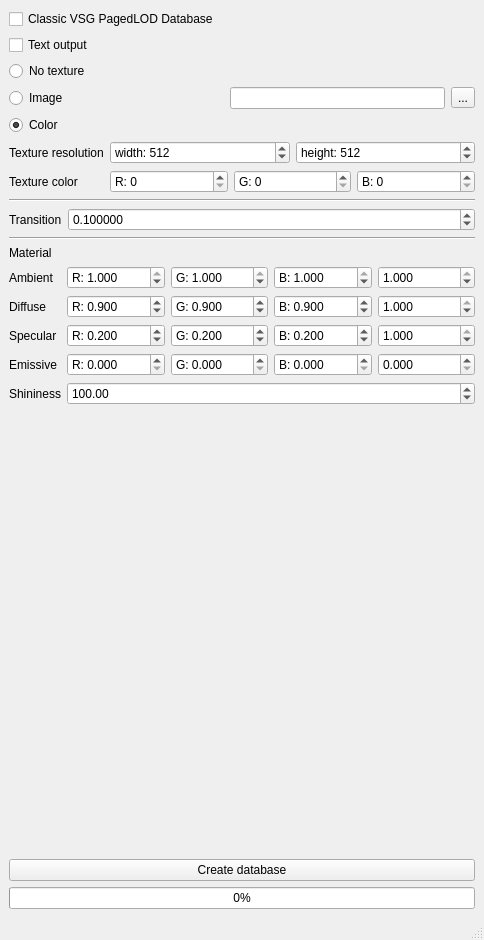
asafran/DatabaseCreator, file mainwindow.ui: the form before one commit.
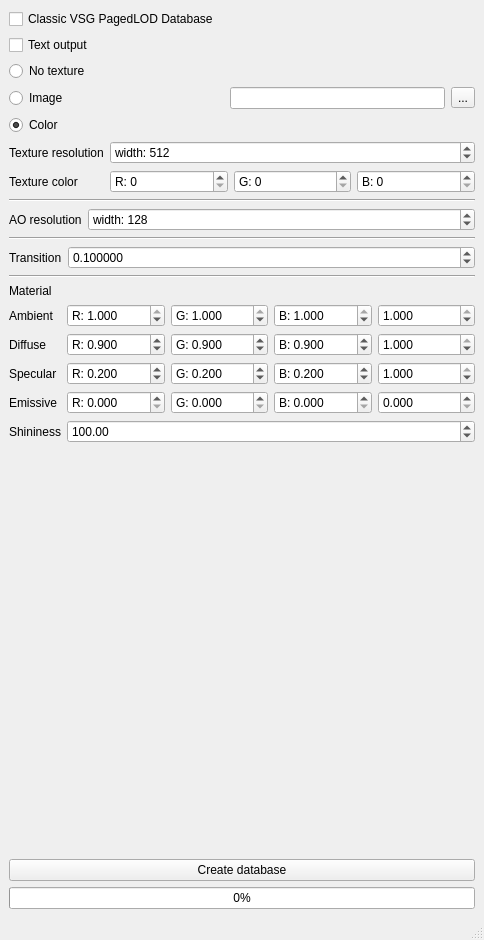
The form after the commit.

Commit message: New objects API

The edit to the form file:
```diff
--- a/mainwindow.ui
+++ b/mainwindow.ui
@@ -110,28 +110,6 @@
           </property>
          </widget>
         </item>
-        <item>
-         <widget class="QSpinBox" name="height">
-          <property name="sizePolicy">
-           <sizepolicy hsizetype="MinimumExpanding" vsizetype="Fixed">
-            <horstretch>0</horstretch>
-            <verstretch>0</verstretch>
-           </sizepolicy>
-          </property>
-          <property name="prefix">
-           <string>height: </string>
-          </property>
-          <property name="minimum">
-           <number>2</number>
-          </property>
-          <property name="maximum">
-           <number>4096</number>
-          </property>
-          <property name="value">
-           <number>512</number>
-          </property>
-         </widget>
-        </item>
        </layout>
       </item>
       <item row="1" column="0">
@@ -210,6 +188,47 @@
       </item>
      </layout>
     </item>
+    <item>
+     <widget class="Line" name="line_3">
+      <property name="orientation">
+       <enum>Qt::Horizontal</enum>
+      </property>
+     </widget>
+    </item>
+    <item>
+     <layout class="QFormLayout" name="formLayout_4">
+      <item row="0" column="0">
+       <widget class="QLabel" name="label_2">
+        <property name="text">
+         <string>AO resolution</string>
+        </property>
+       </widget>
+      </item>
+      <item row="0" column="1">
+       <layout class="QHBoxLayout" name="horizontalLayout_8">
+        <item>
+         <widget class="QSpinBox" name="aoSpin">
+          <property name="sizePolicy">
+           <sizepolicy hsizetype="MinimumExpanding" vsizetype="Fixed">
+            <horstretch>0</horstretch>
+            <verstretch>0</verstretch>
+           </sizepolicy>
+          </property>
+          <property name="prefix">
+           <string>width: </string>
+          </property>
+          <property name="maximum">
+           <number>4096</number>
+          </property>
+          <property name="value">
+           <number>128</number>
+          </property>
+         </widget>
+        </item>
+       </layout>
+      </item>
+     </layout>
+    </item>
     <item>
      <widget class="Line" name="line_2">
       <property name="orientation">
```
Left out of the diff: 16 changed lines with no effect on the pictures. The commit also changes 2 other files.
